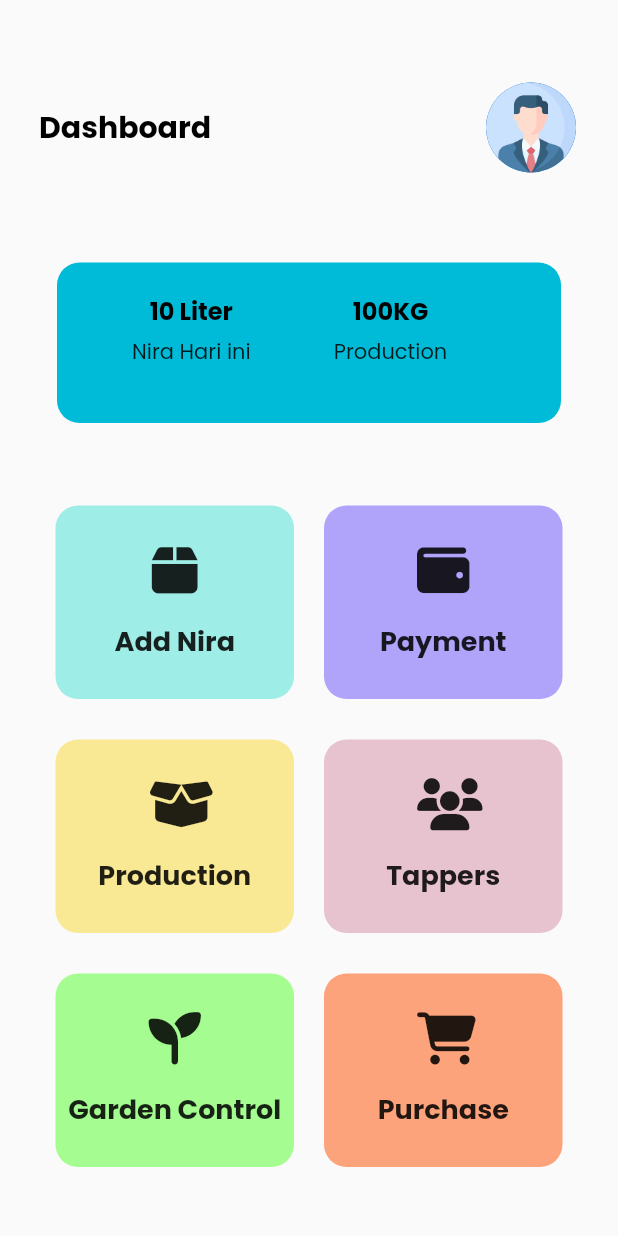
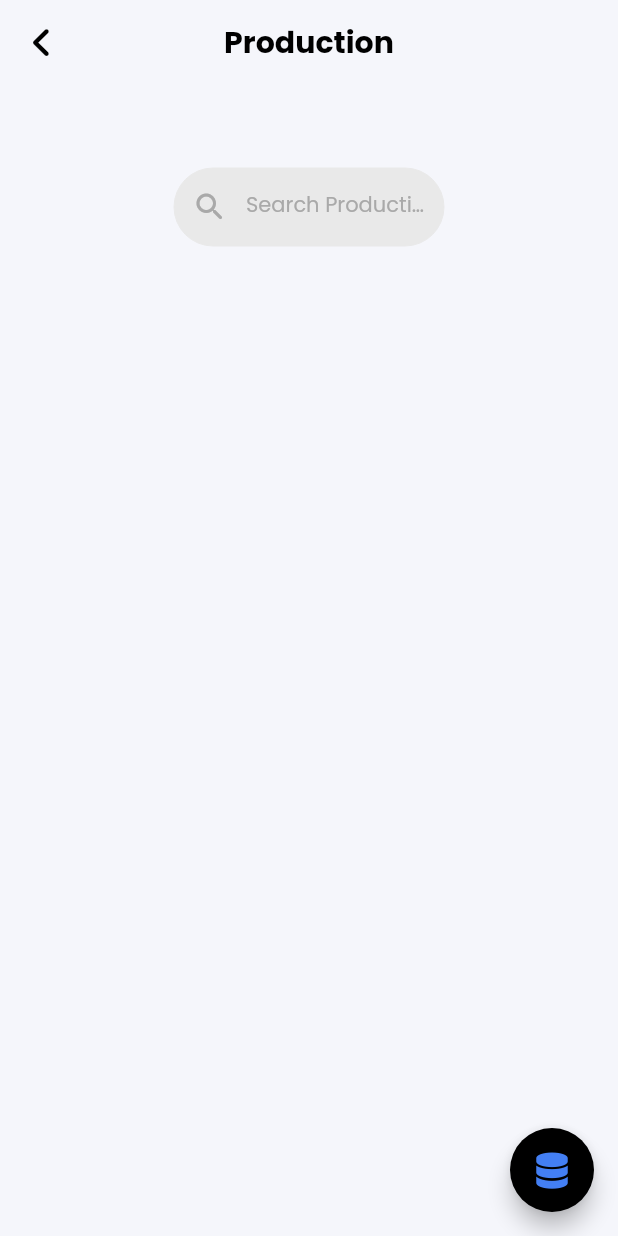
Before and after one commit to arcelzi/sabang, a Flutter app: the Dashboard screen opened directly, after a tap on "Production", on a phone screen of 412 x 824 dp. Run offline on Flutter 3.47's test engine with Material 2 defaults, Android fonts, the phone set to English and light mode, and no system bars; our stand-ins replace font_awesome_flutter.

Commit message:
12/08/2023

```diff
--- a/lib/menu/addnira.dart
+++ b/lib/menu/addnira.dart
@@ -144,7 +144,7 @@ TextFormField buildPh() {
         fillColor: Color(0xFFE9E9E9),
         hintText: 'Input Ph',
         hintStyle: TextStyle(color: Color(0xFFA9A9A9)),
-        focusedBorder: OutlineInputBorder(
+        focusedBorder:OutlineInputBorder(
             borderRadius: BorderRadius.circular(30),
             borderSide: BorderSide(color: Color(0xFFE9E9E9), width: 0)),
         enabledBorder: OutlineInputBorder(
--- a/lib/menu/production.dart
+++ b/lib/menu/production.dart
@@ -0,0 +1,72 @@
+import 'package:flutter/material.dart';
+import 'package:font_awesome_flutter/font_awesome_flutter.dart';
+
+class Production extends StatefulWidget {
+  const Production({super.key});
+
+  @override
+  State<Production> createState() => _ProductionState();
+}
+
+class _ProductionState extends State<Production> {
+  final String FontPoppins = 'FontPoppins';
+  @override
+  Widget build(BuildContext context) {
+    return Scaffold(
+        backgroundColor: Color(0xFFF5F6FB),
+        appBar: AppBar(
+          leading: IconButton(
+              onPressed: () {
+                Navigator.pop(context);
+              },
+              icon: Icon(
+                FontAwesomeIcons.angleLeft,
+                color: Colors.black,
+              )),
+          backgroundColor: Colors.transparent,
+          elevation: 0,
+          centerTitle: true,
+          title: Text(
+            "Production",
+            style: TextStyle(
+                fontFamily: FontPoppins,
+                fontSize: 20,
+                fontWeight: FontWeight.bold,
+                color: Colors.black),
+          ),
+        ),
+        body: Padding(
+          padding: const EdgeInsets.only(top: 56,left: 16,right: 16),
+              child: Container(
+                margin: EdgeInsets.symmetric(horizontal: 100),
+                height: 52,
+                width: 309,
+                child: GestureDetector(
+                  onTap: () => FocusManager.instance.primaryFocus?.unfocus(),
+                  child: TextFormField(
+                    decoration: InputDecoration(
+                      prefixIcon: Icon(Icons.search_rounded,color: Color(0xFFA9A9A9),),
+                      filled: true,
+                      fillColor: Color(0xFFE9E9E9),
+                      hintText: 'Search Production',
+                      hintStyle: TextStyle(
+                          fontFamily: FontPoppins,
+                          fontSize: 14,
+                          color: Color(0xFFA9A9A9)),
+                      focusedBorder: OutlineInputBorder(
+                        borderRadius: BorderRadius.circular(30),
+                        borderSide: BorderSide(color: Color(0xFFE9E9E9), width: 0),
+                      ),
+                      enabledBorder: OutlineInputBorder(
+                        borderRadius: BorderRadius.circular(30),
+                        borderSide: BorderSide(color: Color(0xFFE9E9E9), width: 0)
+                ),
+              ),
+            ),
+          ),
+        ),
+      ),
+      floatingActionButton: FloatingActionButton(onPressed: (){}, backgroundColor: Colors.black,  child: Icon(FontAwesomeIcons.database) ,tooltip: 'Add Product', foregroundColor: Color(0xFF437FF4)),
+    );
+  }
+}
--- a/lib/view/dashboard.dart
+++ b/lib/view/dashboard.dart
@@ -3,6 +3,7 @@ import 'package:flutter/services.dart';
 import 'package:font_awesome_flutter/font_awesome_flutter.dart';
 import 'package:sabang/menu/addnira.dart';
 import 'package:sabang/menu/payment.dart';
+import 'package:sabang/menu/production.dart';
 
 void main() {
   SystemChrome.setSystemUIOverlayStyle(
@@ -169,6 +170,8 @@ class _DashboardState extends State<Dashboard>{
                             Navigator.push(context, MaterialPageRoute(builder: (context)=> AddNira()));
                             if (index == 1)
                             Navigator.push(context, MaterialPageRoute(builder: ((context) => Payment())));
+                            if (index == 2)
+                            Navigator.push(context, MaterialPageRoute(builder: ((context) => Production())));
                           },
                           child: Container(
                             height: 129.0,
```
